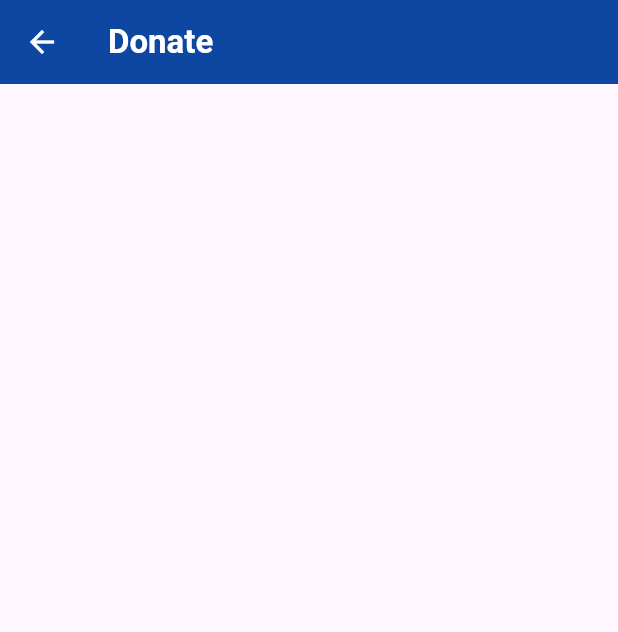
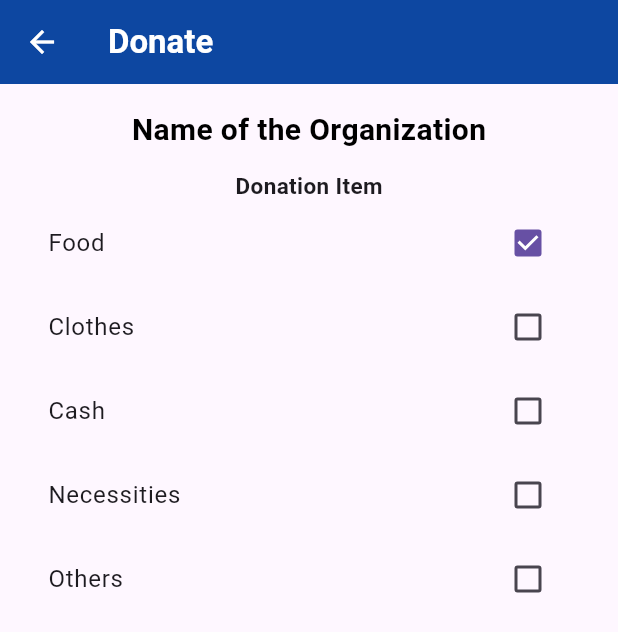
Before and after one commit to jvcerezo/cmsc23-project, a Flutter app: the DonationPage screen opened by its route, on a phone screen of 412 x 824 dp. Shown: the top 632 px of the screen. Run offline on Flutter 3.47's test engine with Material 3 defaults, Android fonts, the phone set to English and light mode, and no system bars; our stand-ins replace cloud_firestore, firebase_auth, firebase_core; accounts and stored records are empty.

Commit message:
added Checkbox for donation Item

```diff
--- a/elbigayan/lib/main.dart
+++ b/elbigayan/lib/main.dart
@@ -6,7 +6,7 @@ import 'package:elbigayan/pages/Donor/donorprofile_page.dart';
 import 'package:elbigayan/pages/Donor/donation_page.dart';
 import 'package:flutter/material.dart';
 import 'package:firebase_core/firebase_core.dart';
-import 'package:elbigayan/pages/sign_in.dart ';
+import 'package:elbigayan/pages/sign_in.dart';
 import 'firebase_options.dart';
 import 'providers/auth_provider.dart';
 import 'package:provider/provider.dart';
--- a/elbigayan/lib/pages/Donor/donation_page.dart
+++ b/elbigayan/lib/pages/Donor/donation_page.dart
@@ -1,5 +1,5 @@
 import 'package:flutter/material.dart';
-
+import 'package:elbigayan/widgets/donorDonationItem_widget.dart';
 
 class DonationPage extends StatefulWidget{
   const DonationPage({super.key});
@@ -9,6 +9,13 @@ class DonationPage extends StatefulWidget{
 }
 
 class _DonationPageState extends State<DonationPage>{
+  List<String> donationItem =[];
+
+  void updateDonationItems(List<String> items){
+    setState((){
+      donationItem=items;
+    });
+  }
 
   @override
   Widget build (BuildContext context){
@@ -26,6 +33,23 @@ class _DonationPageState extends State<DonationPage>{
         backgroundColor:Colors.blue[900],
         iconTheme: const IconThemeData(color: Colors.white),
       ),
+      body: Container(
+        padding: EdgeInsets.all(16.0),
+        child:SingleChildScrollView(
+          child:Column(
+            crossAxisAlignment:CrossAxisAlignment.start,
+            children:[
+              Center(
+              child: const Text(
+                "Name of the Organization",
+                style:defaultTextStyle,
+              ),
+              ),
+              DonationItem(donationItemCallback:updateDonationItems),
+            ],
+          ),
+        ),
+      ),
     );
   }
 }
--- /dev/null
+++ b/elbigayan/lib/widgets/donorDonationItem_widget.dart
@@ -0,0 +1,62 @@
+import 'package:flutter/material.dart';
+
+class DonationItem extends StatefulWidget {
+  final Function(List<String>) donationItemCallback;
+
+  const DonationItem({
+    required this.donationItemCallback,
+    Key? key,
+  }) : super(key: key);
+
+  @override
+  _DonationItemState createState() => _DonationItemState();
+}
+
+class _DonationItemState extends State<DonationItem> {
+  // Map to store donation items and their selected state
+  static final Map<String, bool> _donationItems = {
+    "Food": true,
+    "Clothes": false,
+    "Cash": false,
+    "Necessities": false,
+    "Others": false,
+  };
+
+  // Get a list of currently selected donation items
+  List<String> get _selectedDonationItems => _donationItems.entries
+      .where((entry) => entry.value)
+      .map((entry) => entry.key)
+      .toList();
+
+  @override
+  Widget build(BuildContext context) {
+    return Column(
+      children: [
+        const SizedBox(height: 12),
+        const Center(
+          child: Text(
+            "Donation Item",
+            style: TextStyle(
+              fontSize: 15.0,
+              fontWeight: FontWeight.bold,
+            ),
+          ),
+        ),
+        Column(
+          children: _donationItems.keys.map((donationItem) {
+            return CheckboxListTile(
+              title: Text(donationItem),
+              value: _donationItems[donationItem],
+              onChanged: (bool? value) {
+                setState(() {
+                  _donationItems[donationItem] = value!;
+                  widget.donationItemCallback(_selectedDonationItems);
+                });
+              },
+            );
+          }).toList(),
+        ),
+      ],
+    );
+  }
+}
```
